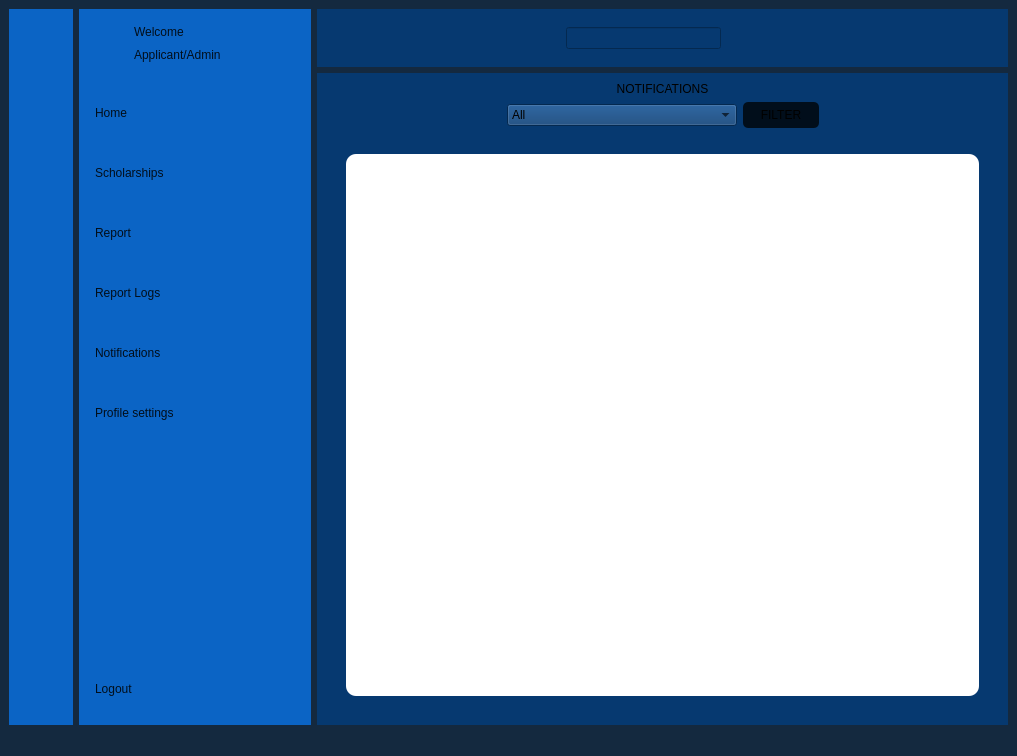
First picture: the form in SholarshipManagementSystem/homePage/applicantDash.ui, repository YNCO10/scholarshipManagementSystem, before the edit.
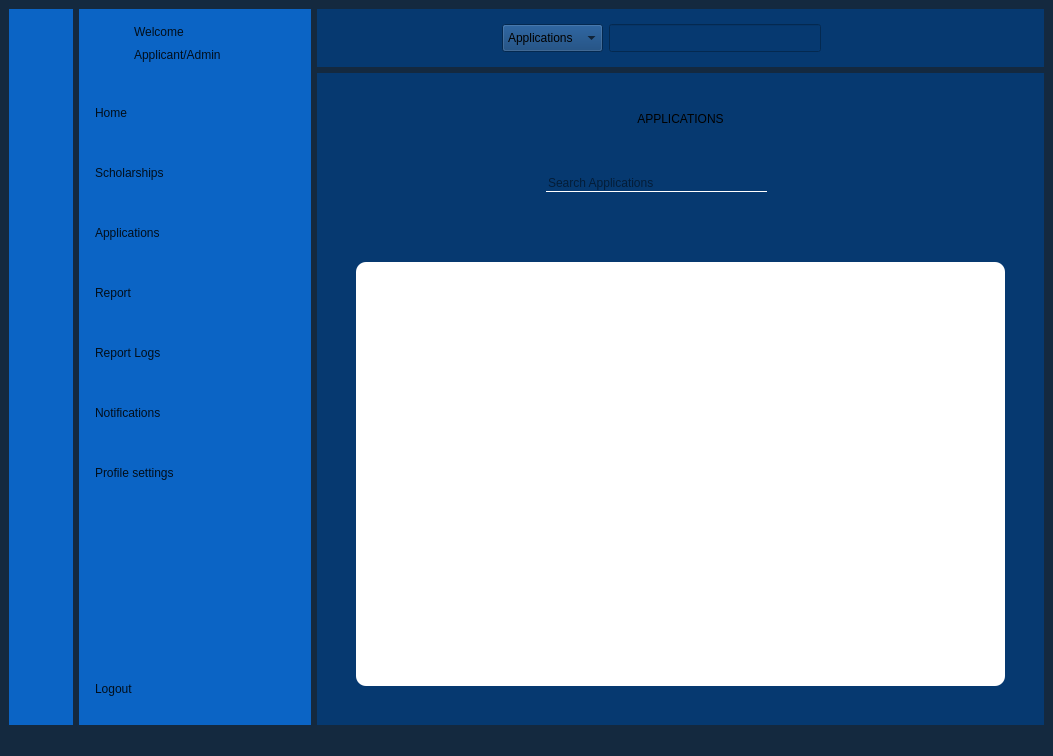
Second picture: the form after the edit. The open tabs and pages were chosen to show the change. Icons and pictures are not drawn.

What changed in the file:
```diff
--- a/SholarshipManagementSystem/homePage/applicantDash.ui
+++ b/SholarshipManagementSystem/homePage/applicantDash.ui
@@ -6,7 +6,7 @@
    <rect>
     <x>0</x>
     <y>0</y>
-    <width>1017</width>
+    <width>1053</width>
     <height>756</height>
    </rect>
   </property>
@@ -77,10 +77,46 @@
          </property>
         </spacer>
        </item>
+       <item>
+        <widget class="QComboBox" name="searchCategoryComboBox">
+         <property name="cursor">
+          <cursorShape>PointingHandCursor</cursorShape>
+         </property>
+         <property name="styleSheet">
+          <string notr="true">padding:5px;</string>
+         </property>
+         <property name="placeholderText">
+          <string/>
+         </property>
+         <property name="frame">
+          <bool>true</bool>
+         </property>
+         <item>
+          <property name="text">
+           <string>Applications</string>
+          </property>
+         </item>
+         <item>
+          <property name="text">
+           <string>Scholarships</string>
+          </property>
+         </item>
+         <item>
+          <property name="text">
+           <string>Report</string>
+          </property>
+         </item>
+        </widget>
+       </item>
        <item>
         <layout class="QHBoxLayout" name="horizontalLayout">
          <item>
-          <widget class="QLineEdit" name="searchBarTxt"/>
+          <widget class="QLineEdit" name="searchBarTxt">
+           <property name="styleSheet">
+            <string notr="true">padding:5px;
+width:200px;</string>
+           </property>
+          </widget>
          </item>
          <item>
           <widget class="QPushButton" name="searchBtn">
@@ -286,6 +322,24 @@
            </property>
            <property name="icon">
             <iconset resource="../../projectRescources.qrc">
+             <normaloff>:/icons/mnageApplicant.png</normaloff>
+             <normalon>:/icons/manageApplicantWhite.png</normalon>:/icons/mnageApplicant.png</iconset>
+           </property>
+           <property name="checkable">
+            <bool>true</bool>
+           </property>
+           <property name="autoExclusive">
+            <bool>true</bool>
+           </property>
+          </widget>
+         </item>
+         <item>
+          <widget class="QPushButton" name="applicationsBtn">
+           <property name="text">
+            <string>Applications</string>
+           </property>
+           <property name="icon">
+            <iconset resource="../../projectRescources.qrc">
              <normaloff>:/icons/manageScholarship.png</normaloff>
              <normalon>:/icons/whiteManageScholarshipIcon.png</normalon>:/icons/manageScholarship.png</iconset>
            </property>
@@ -1090,6 +1144,10 @@
        <layout class="QVBoxLayout" name="verticalLayout_6">
         <item>
          <widget class="QLabel" name="notificationPageTitleLabel">
+          <property name="styleSheet">
+           <string notr="true">margin-top:30px;
+margin-bottom:20px;</string>
+          </property>
           <property name="text">
            <string>NOTIFICATIONS</string>
           </property>
@@ -1114,40 +1172,29 @@
            </spacer>
           </item>
           <item>
-           <widget class="QComboBox" name="notiFilterCombo">
-            <property name="styleSheet">
-             <string notr="true">width:200px;</string>
-            </property>
-            <item>
-             <property name="text">
-              <string>All</string>
-             </property>
-            </item>
-            <item>
-             <property name="text">
-              <string>unseen</string>
-             </property>
-            </item>
-            <item>
-             <property name="text">
-              <string>seen</string>
-             </property>
-            </item>
-           </widget>
+           <widget class="QLineEdit" name="notificationsSearchBarTxt"/>
           </item>
           <item>
            <widget class="QPushButton" name="noftiFilterbtn">
             <property name="styleSheet">
-             <string notr="true">margin:0px;
-padding:3px;
-background-color: rgb(1, 14, 27);
-height:20px;
-width:70px;
-font: 9pt &quot;Segoe UI&quot;;
-border-radius:5px;</string>
+             <string notr="true">QPushButton{
+	margin:0px;
+	background-color: rgb(6, 57, 112);
+	padding:5px;
+}
+QPushButton:checked{
+	border: none;
+}</string>
             </property>
             <property name="text">
-             <string>FILTER</string>
+             <string/>
+            </property>
+            <property name="icon">
+             <iconset resource="../../projectRescources.qrc">
+              <normaloff>:/icons/search.png</normaloff>:/icons/search.png</iconset>
+            </property>
+            <property name="checkable">
+             <bool>true</bool>
             </property>
            </widget>
           </item>
@@ -1496,6 +1543,118 @@
         </item>
        </layout>
       </widget>
+      <widget class="QWidget" name="emptySearch">
+       <layout class="QVBoxLayout" name="verticalLayout_12">
+        <item>
+         <widget class="QLabel" name="emptySearchLabel">
+          <property name="text">
+           <string/>
+          </property>
+          <property name="alignment">
+           <set>Qt::AlignmentFlag::AlignCenter</set>
+          </property>
+         </widget>
+        </item>
+       </layout>
+      </widget>
+      <widget class="QWidget" name="applications">
+       <layout class="QVBoxLayout" name="verticalLayout_22">
+        <item>
+         <widget class="QLabel" name="label_16">
+          <property name="styleSheet">
+           <string notr="true">margin-top:30px;</string>
+          </property>
+          <property name="text">
+           <string>APPLICATIONS</string>
+          </property>
+          <property name="alignment">
+           <set>Qt::AlignmentFlag::AlignCenter</set>
+          </property>
+         </widget>
+        </item>
+        <item>
+         <layout class="QHBoxLayout" name="horizontalLayout_9">
+          <property name="topMargin">
+           <number>40</number>
+          </property>
+          <property name="bottomMargin">
+           <number>30</number>
+          </property>
+          <item>
+           <spacer name="horizontalSpacer_15">
+            <property name="orientation">
+             <enum>Qt::Orientation::Horizontal</enum>
+            </property>
+            <property name="sizeHint" stdset="0">
+             <size>
+              <width>40</width>
+              <height>20</height>
+             </size>
+            </property>
+           </spacer>
+          </item>
+          <item>
+           <widget class="QLineEdit" name="applicationSearchBarTxt">
+            <property name="styleSheet">
+             <string notr="true"/>
+            </property>
+            <property name="placeholderText">
+             <string>Search Applications</string>
+            </property>
+           </widget>
+          </item>
+          <item>
+           <widget class="QPushButton" name="searchApplicationsBtn">
+            <property name="cursor">
+             <cursorShape>PointingHandCursor</cursorShape>
+            </property>
+            <property name="styleSheet">
+             <string notr="true">QPushButton{
+	margin:0px;
+	background-color: rgb(6, 57, 112);
+	padding:5px;
+}
+QPushButton:checked{
+	border: none;
+}</string>
+            </property>
+            <property name="text">
+             <string/>
+            </property>
+            <property name="icon">
+             <iconset resource="../../projectRescources.qrc">
+              <normaloff>:/icons/search.png</normaloff>:/icons/search.png</iconset>
+            </property>
+            <property name="checkable">
+             <bool>true</bool>
+            </property>
+           </widget>
+          </item>
+          <item>
+           <spacer name="horizontalSpacer_16">
+            <property name="orientation">
+             <enum>Qt::Orientation::Horizontal</enum>
+            </property>
+            <property name="sizeHint" stdset="0">
+             <size>
+              <width>40</width>
+              <height>20</height>
+             </size>
+            </property>
+           </spacer>
+          </item>
+         </layout>
+        </item>
+        <item>
+         <widget class="QTableWidget" name="applicationsTableWidget">
+          <property name="styleSheet">
+           <string notr="true">margin:30px;
+</string>
+          </property>
+         </widget>
+        </item>
+       </layout>
+      </widget>
      </widget>
     </item>
     <item row="0" column="0" rowspan="2">
```
Left out of the diff: 259 changed lines with no effect on the pictures.
